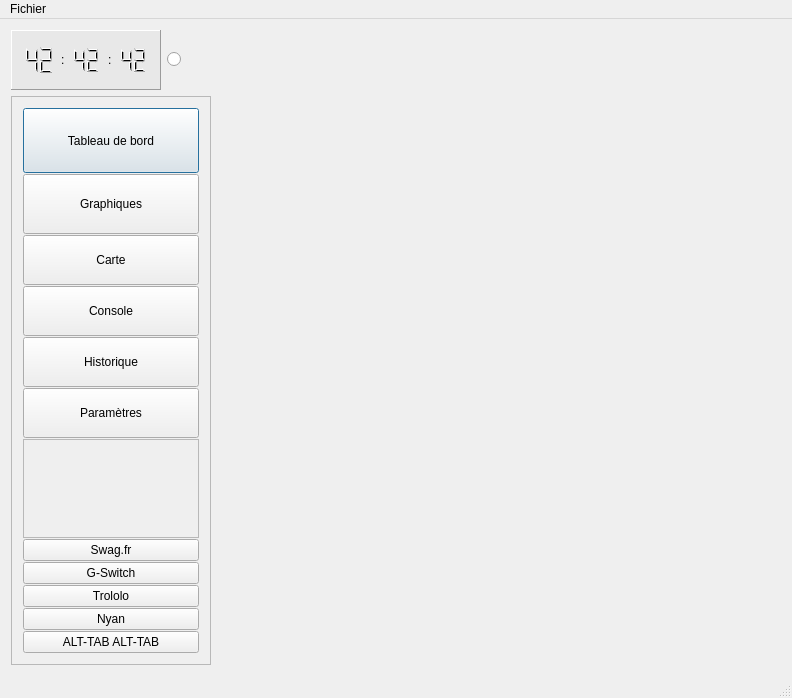
First picture: the form in FenPrincipale.ui, repository mjc-ermont/Cookie-Logger, before the edit.
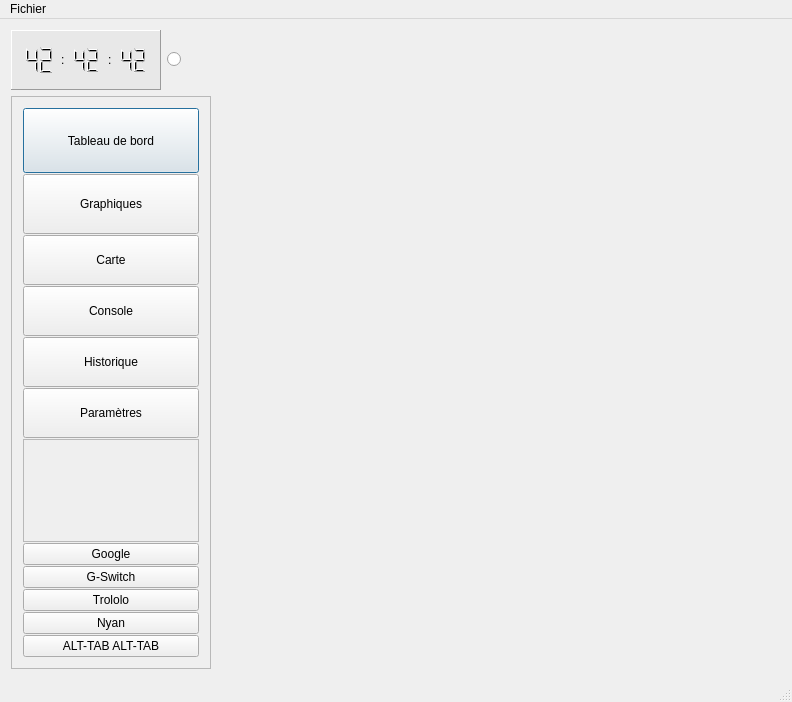
Second picture: the form after the edit.

```diff
--- a/FenPrincipale.ui
+++ b/FenPrincipale.ui
@@ -7,7 +7,7 @@
     <x>0</x>
     <y>0</y>
     <width>792</width>
-    <height>698</height>
+    <height>702</height>
    </rect>
   </property>
   <property name="windowTitle">
@@ -286,7 +286,7 @@
          <item>
           <widget class="QPushButton" name="konami_4">
            <property name="text">
-            <string>Swag.fr</string>
+            <string>Google</string>
            </property>
           </widget>
          </item>
```
Left out of the diff: 2 changed lines with no effect on the pictures.
